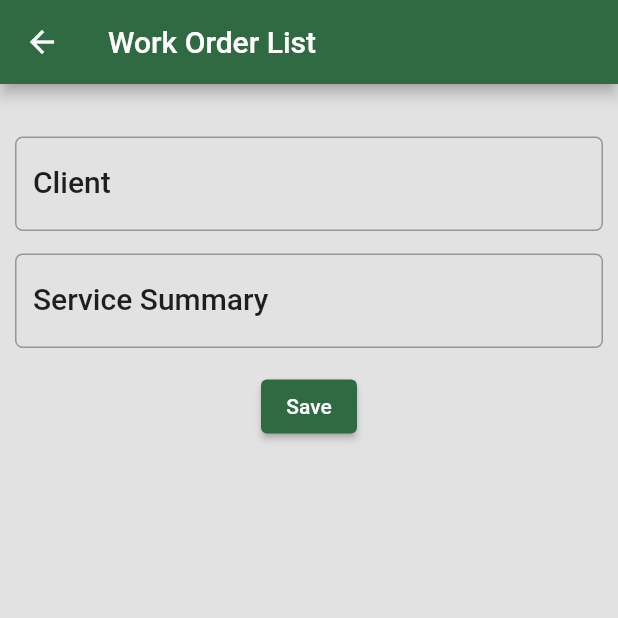
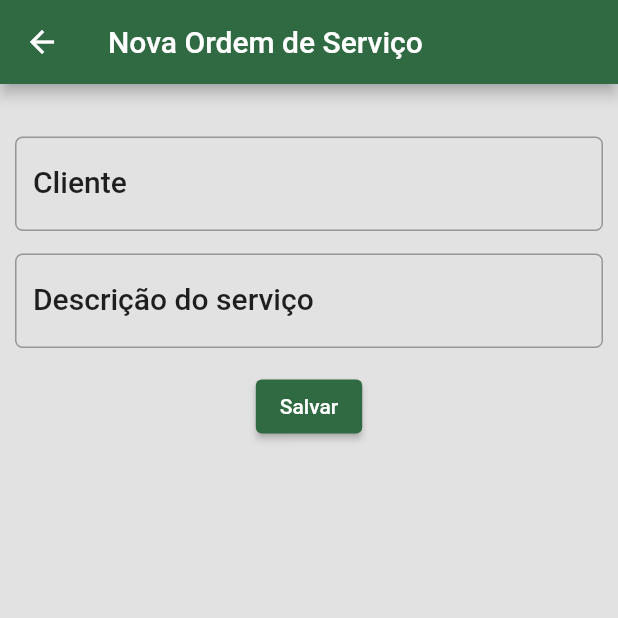
Before and after one commit to swgem/WorkOrderManagerUI, a Flutter app: the screen it shows after launch, after a tap on the "add" icon, on a phone screen of 412 x 824 dp, the top half of it. Run offline on Flutter 3.47's test engine with Material 2 defaults, Android fonts, the phone set to English and light mode, and no system bars; network calls fail.

Commit message:
Change app texts to portuguese lang

```diff
--- a/work_order_manager_ui/lib/main.dart
+++ b/work_order_manager_ui/lib/main.dart
@@ -12,7 +12,7 @@ class MyApp extends StatelessWidget {
   @override
   Widget build(BuildContext context) {
     return MaterialApp(
-      title: 'Flutter Demo',
+      title: 'Sevencar Organizador',
       theme: ThemeData(
           colorSchemeSeed: Color.fromARGB(255, 11, 163, 87),
           scaffoldBackgroundColor: Color.fromARGB(255, 226, 226, 226)),
--- a/work_order_manager_ui/lib/ui/add_work_order_ui.dart
+++ b/work_order_manager_ui/lib/ui/add_work_order_ui.dart
@@ -26,7 +26,7 @@ class _AddWorkOrderUiState extends State<AddWorkOrderUi> {
   }
 
   PreferredSizeWidget _buildAppBar() {
-    return AppBar(title: const Text('Work Order List'));
+    return AppBar(title: const Text('Nova Ordem de Serviço'));
   }
 
   Widget _buildForm() {
@@ -37,8 +37,8 @@ class _AddWorkOrderUiState extends State<AddWorkOrderUi> {
             controller: clientController,
             style: textStyle,
             decoration: InputDecoration(
-                labelText: "Client",
                 labelStyle: textStyle,
+                labelText: "Cliente",
                 border: OutlineInputBorder(
                     borderRadius: BorderRadius.circular(5.0))),
           ),
@@ -48,8 +48,8 @@ class _AddWorkOrderUiState extends State<AddWorkOrderUi> {
                 controller: serviceSummaryController,
                 style: textStyle,
                 decoration: InputDecoration(
-                    labelText: "Service Summary",
                     labelStyle: textStyle,
+                    labelText: "Descrição do serviço",
                     border: OutlineInputBorder(
                         borderRadius: BorderRadius.circular(5.0))),
               )),
@@ -60,7 +60,7 @@ class _AddWorkOrderUiState extends State<AddWorkOrderUi> {
                 onPressed: () {
                   saveWorkOrder();
                 },
-                child: const Text("Save"),
+                child: const Text("Salvar"),
               ),
             ],
           )
@@ -80,7 +80,7 @@ class _AddWorkOrderUiState extends State<AddWorkOrderUi> {
     saveResponse
         ? Navigator.pop(context, true)
         : ScaffoldMessenger.of(context).showSnackBar(const SnackBar(
-            content: Text("Connection Issue!"),
+            content: Text("Problema de conexão!"),
           ));
   }
 }
--- a/work_order_manager_ui/lib/ui/work_order_ui.dart
+++ b/work_order_manager_ui/lib/ui/work_order_ui.dart
@@ -29,12 +29,12 @@ class _WorkOrderUiState extends State<WorkOrderUi> {
         appBar: _buildAppBar(),
         floatingActionButton: _buildFloatingActionButton(),
         body: (workOrders == null)
-            ? const Center(child: Text("Empty"))
+            ? const Center(child: Text('Nenhuma ordem de serviço'))
             : _buildWorkOrderList());
   }
 
   PreferredSizeWidget _buildAppBar() {
-    return AppBar(title: const Text('Work Order List'));
+    return AppBar(title: const Text('Lista de Ordens de Serviço'));
   }
 
   Widget _buildWorkOrderList() {
@@ -45,9 +45,8 @@ class _WorkOrderUiState extends State<WorkOrderUi> {
               elevation: 2.0,
               child: ListTile(
                 title: ListTile(
-                  title: Text(workOrders?[index].client ?? "EMPTY CLIENT"),
-                  subtitle: Text(workOrders?[index].clientRequest ??
-                      "EMPTY SERVICE SUMMARY"),
+                  title: Text(workOrders?[index].client ?? ''),
+                  subtitle: Text(workOrders?[index].clientRequest ?? ''),
                 ),
               ),
             ));
```
